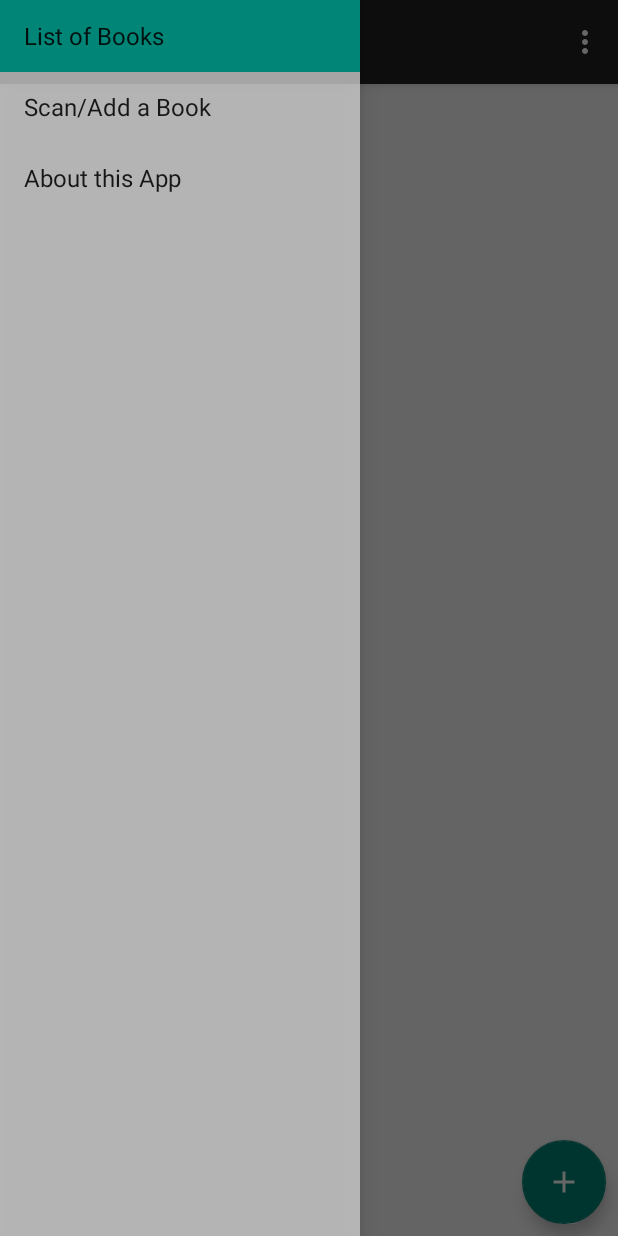
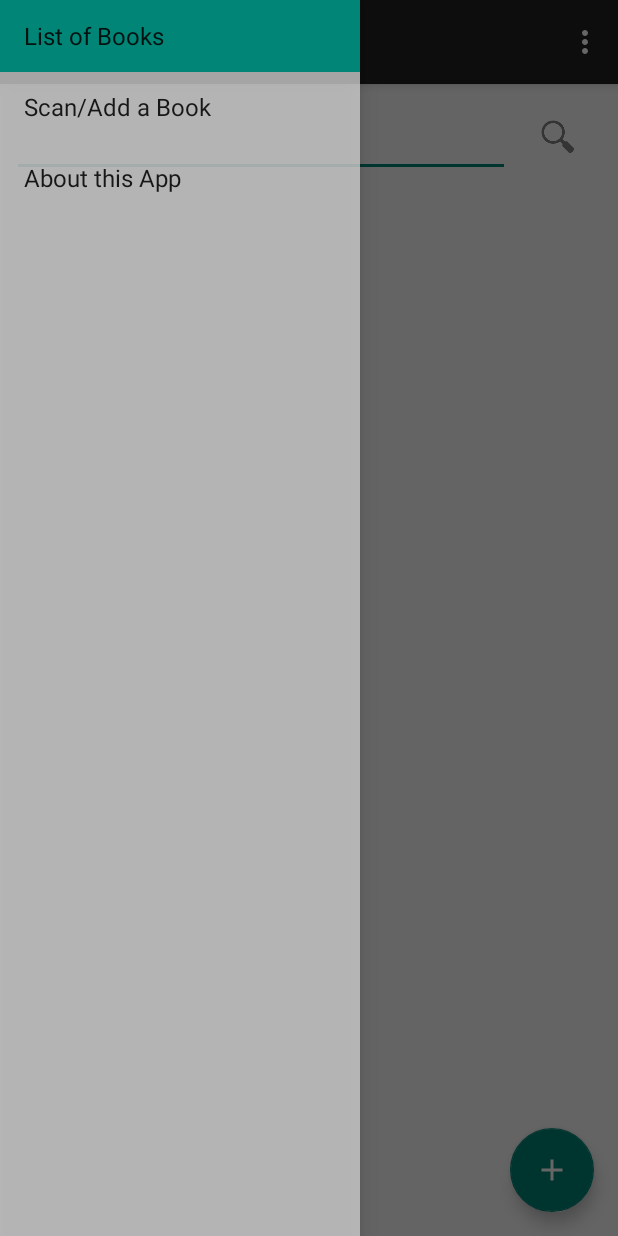
Before and after one commit to cameocoder/alexandria, an Android app: the screen it shows after launch (MainActivity), on a phone screen of 412 x 824 dp. Run offline under Robolectric (Android 15) with nearby library versions, the phone set to English and light mode, and no system bars; our stand-ins replace ButterKnife, Picasso; pictures from the network do not load; 2 statements that could not run were skipped.

Commit message:
Fix crash when author is null Add camera permission check Move content below toolbar Add toast when book not found

```diff
--- a/app/src/main/res/layout/app_bar_main.xml
+++ b/app/src/main/res/layout/app_bar_main.xml
@@ -24,7 +24,8 @@
     <FrameLayout
         android:id="@+id/container"
         android:layout_width="match_parent"
-        android:layout_height="match_parent" />
+        android:layout_height="match_parent"
+        app:layout_behavior="@string/appbar_scrolling_view_behavior"/>
 
     <android.support.design.widget.FloatingActionButton
         android:id="@+id/fab"
--- a/app/src/main/res/values/dimens.xml
+++ b/app/src/main/res/values/dimens.xml
@@ -8,4 +8,5 @@
     <!-- Per the design guidelines, navigation drawers should be between 240dp and 320dp:
          https://developer.android.com/design/patterns/navigation-drawer.html -->
     <dimen name="navigation_drawer_width">240dp</dimen>
+    <dimen name="fab_margin">16dp</dimen>
 </resources>
--- a/app/src/main/res/values/strings.xml
+++ b/app/src/main/res/values/strings.xml
@@ -28,4 +28,8 @@
     <!-- TODO: Remove or change this placeholder text -->
     <string name="about_text">This application gets book information from a Google API. All titles, cover images, and author information come from there.
     The original version of this app was built by Sascha Jaschke, and a modified version is given to students in the Udacity Android Nanodegree program. </string>
+
+    <!-- Preference keys -->
+    <string name="camera_access" translatable="false">camera_access</string>
+    <string name="camera_permission">This app needs access to the camera in order to scan ISBN bar codes.</string>
 </resources>
```
Also changed, not shown: app/src/main/java/it/jaschke/alexandria/AddBook.java (+7 -5 lines), app/src/main/java/it/jaschke/alexandria/MainActivity.java (+77 -1 lines).
